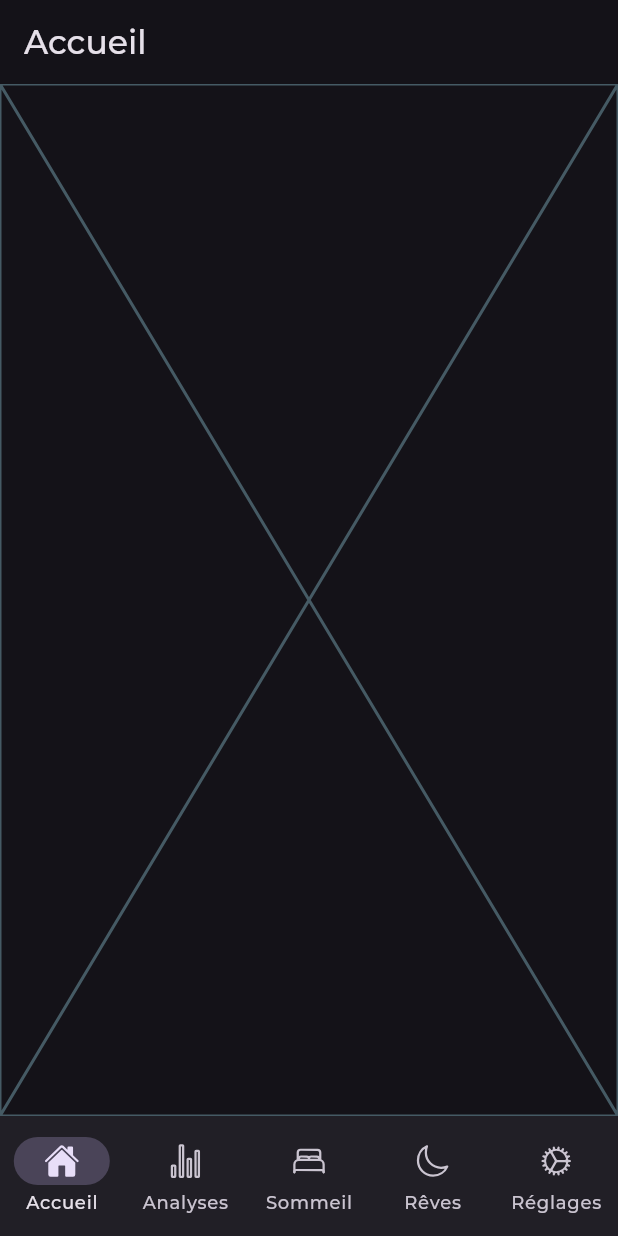
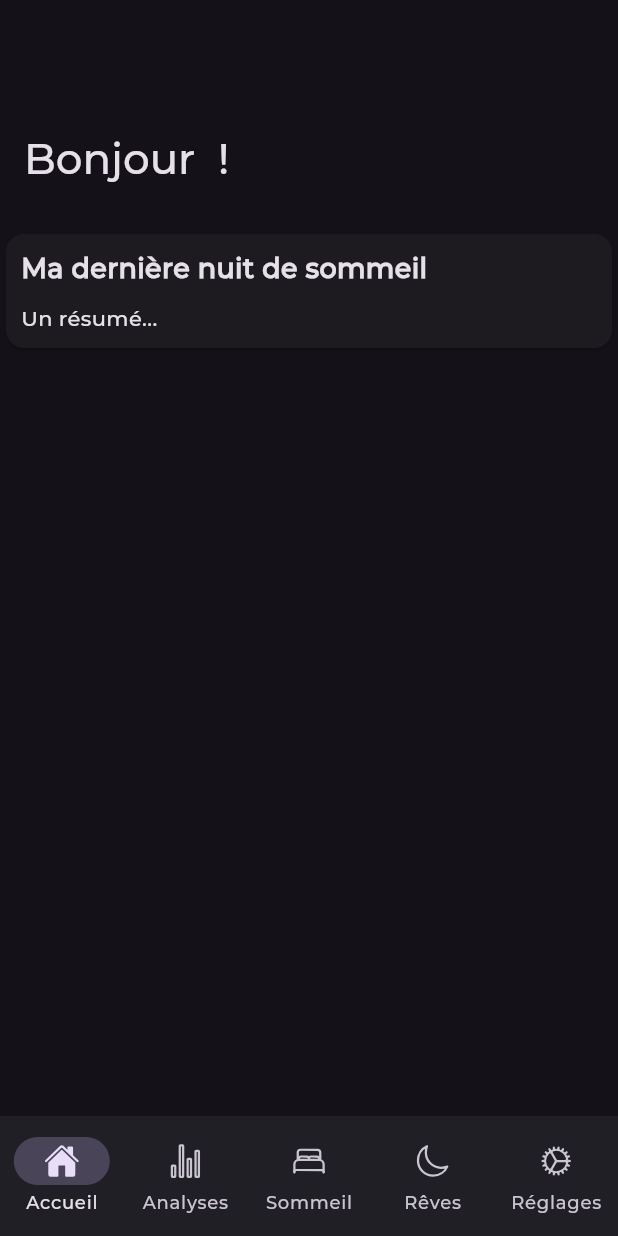
Before and after one commit to p1carats/morpheus-app, a Flutter app: the HomeScreen screen opened by its route, on a phone screen of 412 x 824 dp. Run offline on Flutter 3.47's test engine with Material 2 defaults, Android fonts, the phone set to English and light mode, and no system bars; our stand-ins replace cloud_firestore, firebase_auth, firebase_core, firebase_storage, go_router, image_picker and 3 more; missing offline and left inert: health; accounts and stored records are empty.

```diff
--- a/lib/ui/home_screen.dart
+++ b/lib/ui/home_screen.dart
@@ -15,11 +15,36 @@ class HomeScreen extends StatefulWidget {
 class _HomeScreenState extends State<HomeScreen> {
   @override
   Widget build(BuildContext context) {
+    final userProvider = Provider.of<UserProvider>(context, listen: false);
     return Scaffold(
-      appBar: AppBar(
-        title: const Text('Accueil'),
+      body: CustomScrollView(
+        slivers: <Widget>[
+          SliverAppBar.large(
+            title: Text('Bonjour ${userProvider.user!.name} !'),
+          ),
+          SliverList(
+            delegate: SliverChildListDelegate([
+              Card(
+                child: Container(
+                  padding: const EdgeInsets.all(10),
+                  child: Column(
+                    crossAxisAlignment: CrossAxisAlignment.start,
+                    children: const <Widget>[
+                      Text(
+                        'Ma dernière nuit de sommeil',
+                        style: TextStyle(
+                            fontSize: 18, fontWeight: FontWeight.bold),
+                      ),
+                      SizedBox(height: 10),
+                      Text('Un résumé...'),
+                    ],
+                  ),
+                ),
+              ),
+            ]),
+          ),
+        ],
       ),
-      body: const Placeholder(),
     );
   }
 }
```
Also changed, not shown: lib/providers/sleep_provider.dart (+39 -2 lines), lib/services/sleep_service.dart (+3 -4 lines), lib/ui/settings/data_screen.dart (+24 -48 lines).
